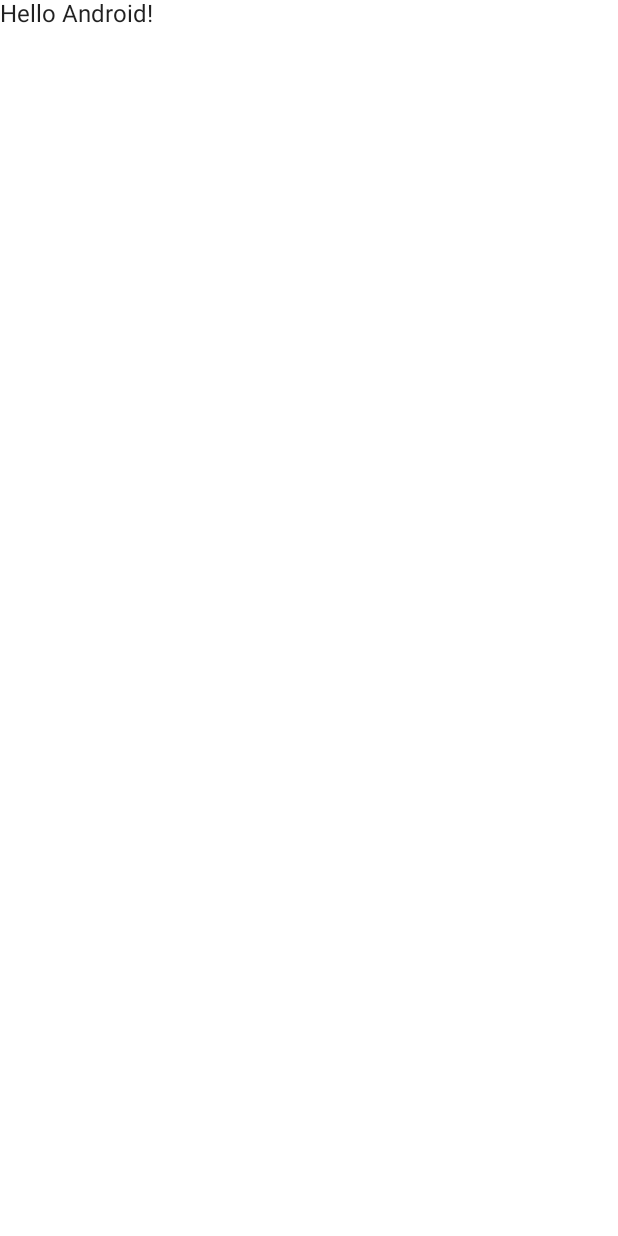
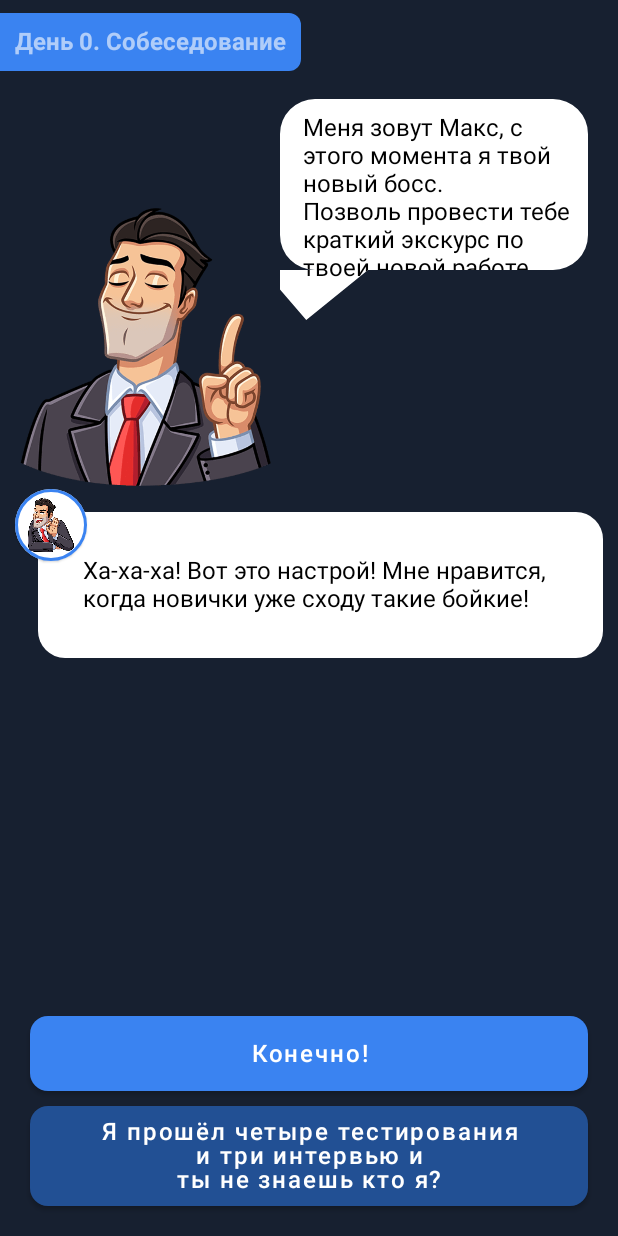
Before and after one commit to mikairyuu/VTB-MORE-TECH-3.0, an Android app built with Jetpack Compose: the screen it shows after launch (MainActivity), on a phone screen of 412 x 824 dp. Before the commit the screen is almost empty. Run offline under Robolectric (Android 15) with nearby library versions, the phone set to English and light mode, and no system bars; our stand-ins replace Dagger/Hilt's generated code.

Commit message:
Создал заготовки для сообщений

```diff
--- a/app/build.gradle.kts
+++ b/app/build.gradle.kts
@@ -1,6 +1,8 @@
 plugins {
     id("com.android.application")
     id("org.jetbrains.kotlin.android")
+    id("kotlin-kapt")
+    id("dagger.hilt.android.plugin")
 }
 
 android {
@@ -58,5 +60,9 @@
     implementation(libs.compose.ui.preview)
     implementation(libs.compose.activity)
 
+    implementation(libs.hilt.android)
+    implementation(libs.hilt.navigation)
+    kapt(libs.hilt.compiler)
+
     debugImplementation(libs.compose.ui.tooling)
 }
--- a/app/src/main/AndroidManifest.xml
+++ b/app/src/main/AndroidManifest.xml
@@ -3,6 +3,7 @@
     package="ru.vtb.moretech">
 
     <application
+        android:name=".App"
         android:allowBackup="true"
         android:icon="@mipmap/ic_launcher"
         android:label="@string/app_name"
--- /dev/null
+++ b/app/src/main/kotlin/ru/vtb/moretech/App.kt
@@ -0,0 +1,7 @@
+package ru.vtb.moretech
+
+import android.app.Application
+import dagger.hilt.android.HiltAndroidApp
+
+@HiltAndroidApp
+class App: Application()
--- a/app/src/main/kotlin/ru/vtb/moretech/MainActivity.kt
+++ b/app/src/main/kotlin/ru/vtb/moretech/MainActivity.kt
@@ -10,8 +10,11 @@
 import androidx.compose.runtime.Composable
 import androidx.compose.ui.Modifier
 import androidx.compose.ui.tooling.preview.Preview
+import dagger.hilt.android.AndroidEntryPoint
+import ru.vtb.moretech.screen.DayScreen
 import ru.vtb.moretech.ui.theme.LazyCloudTheme
 
+@AndroidEntryPoint
 class MainActivity : ComponentActivity() {
     override fun onCreate(savedInstanceState: Bundle?) {
         super.onCreate(savedInstanceState)
@@ -22,7 +25,8 @@
                     modifier = Modifier.fillMaxSize(),
                     color = MaterialTheme.colors.background
                 ) {
-                    Greeting("Android")
+//                    Greeting("Android")
+                    DayScreen()
                 }
             }
         }
--- /dev/null
+++ b/app/src/main/kotlin/ru/vtb/moretech/day/DayTopBar.kt
@@ -0,0 +1,36 @@
+package ru.vtb.moretech.day
+
+import androidx.compose.foundation.background
+import androidx.compose.foundation.layout.Box
+import androidx.compose.foundation.layout.PaddingValues
+import androidx.compose.foundation.layout.padding
+import androidx.compose.foundation.shape.RoundedCornerShape
+import androidx.compose.material.MaterialTheme
+import androidx.compose.material.Text
+import androidx.compose.material.TopAppBar
+import androidx.compose.runtime.Composable
+import androidx.compose.ui.Modifier
+import androidx.compose.ui.draw.clip
+import androidx.compose.ui.graphics.Color
+import androidx.compose.ui.text.font.FontWeight
+import androidx.compose.ui.unit.dp
+
+@Composable
+fun DayTopBar(text: String) {
+    TopAppBar(
+        contentPadding = PaddingValues(0.dp),
+        elevation = 0.dp,
+        backgroundColor = MaterialTheme.colors.background
+    ) {
+        Box(
+            modifier = Modifier
+                .clip(
+                    RoundedCornerShape(0.dp, 8.dp, 8.dp, 0.dp)
+                )
+                .background(Color(0xFF3A83F1))
+                .padding(10.dp)
+        ) {
+            Text(text = text, fontWeight = FontWeight.Bold)
+        }
+    }
+}
--- /dev/null
+++ b/app/src/main/kotlin/ru/vtb/moretech/screen/DayScreen.kt
@@ -0,0 +1,201 @@
+package ru.vtb.moretech.screen
+
+import androidx.annotation.DrawableRes
+import androidx.compose.foundation.BorderStroke
+import androidx.compose.foundation.Image
+import androidx.compose.foundation.background
+import androidx.compose.foundation.border
+import androidx.compose.foundation.layout.*
+import androidx.compose.foundation.lazy.LazyColumn
+import androidx.compose.foundation.shape.CircleShape
+import androidx.compose.foundation.shape.RoundedCornerShape
+import androidx.compose.material.*
+import androidx.compose.runtime.Composable
+import androidx.compose.ui.Alignment
+import androidx.compose.ui.Modifier
+import androidx.compose.ui.draw.clip
+import androidx.compose.ui.graphics.Color
+import androidx.compose.ui.platform.LocalContext
+import androidx.compose.ui.res.painterResource
+import androidx.compose.ui.res.stringResource
+import androidx.compose.ui.text.style.TextAlign
+import androidx.compose.ui.unit.dp
+import androidx.compose.ui.unit.sp
+import ru.vtb.moretech.R
+import ru.vtb.moretech.day.DayTopBar
+import ru.vtb.moretech.ui.theme.Message
+import androidx.lifecycle.viewmodel.compose.viewModel
+
+@Composable
+fun DayScreen(viewModel: DayViewModel = viewModel()) {
+
+
+    Scaffold(topBar = {
+        DayTopBar(text = stringResource(R.string.day_title_0))
+    }) {
+
+        Box(modifier = Modifier.fillMaxSize()) {
+            LazyColumn(modifier = Modifier) {
+                item {
+                    Header(R.drawable.sticker_1_copy) {
+                        Text(
+                            text = dynamicRes(),
+                            color = Color.Black
+                        )
+                    }
+                }
+                item {
+                    SubHeader(R.drawable.sticker_9) {
+                        Column(horizontalAlignment = Alignment.CenterHorizontally) {
+                            Text(
+                                text = stringResource(R.string.message_title_0_2),
+                                color = Color.Black
+                            )
+                        }
+                    }
+                }
+
+            }
+            Column(
+                verticalArrangement = Arrangement.spacedBy(10.dp),
+                modifier = Modifier
+                    .align(Alignment.BottomCenter)
+                    .padding(bottom = 20.dp)
+            ) {
+                AnswerButton(stringResource(R.string.answer_0_0_1), Color(0xFF3A83F1)) {
+                    viewModel.onClick(0)
+                }
+                AnswerButton(stringResource(R.string.answer_0_0_2), Color(0xFF225094)) {
+                    viewModel.onClick(1)
+                }
+            }
+
+        }
+
+
+    }
+
+}
+
+
+@Composable
+fun Header(@DrawableRes icon: Int, content: @Composable () -> Unit) {
+
+    Box(modifier = Modifier.fillMaxWidth()) {
+        Image(
+            painter = painterResource(id = icon),
+            contentDescription = null,
+            modifier = Modifier
+                .align(Alignment.BottomStart)
+                .padding(start = 10.dp, top = 80.dp)
+                .size(190.dp, 190.dp)
+        )
+
+        MessageItem(
+            modifier = Modifier
+                .align(Alignment.TopEnd)
+                .padding(end = 20.dp, top = 10.dp)
+        ) {
+            content()
+        }
+    }
+
+}
+
+@Composable
+fun MessageItem(modifier: Modifier, content: @Composable () -> Unit) {
+    Column(modifier) {
+        Box(
+            modifier = Modifier
+                .clip(Message())
+                .background(Color.White)
+                .padding(bottom = 25.dp, top = 10.dp, start = 15.dp, end = 10.dp)
+                .wrapContentSize()
+        ) {
+            Column(
+                modifier = Modifier.width(180.dp),
+                horizontalAlignment = Alignment.CenterHorizontally
+            ) {
+                content()
+            }
+
+        }
+
+    }
+}
+
+@Composable
+fun AnswerButton(text: String, color: Color, onClick: () -> Unit) {
+    Button(
+        onClick = { onClick() },
+        shape = RoundedCornerShape(12.dp),
+        modifier = Modifier
+            .fillMaxWidth()
+            .heightIn(min = 50.dp)
+            .padding(start = 20.dp, end = 20.dp),
+        colors = ButtonDefaults.buttonColors(
+            backgroundColor = color
+        )
+    ) {
+        Text(
+            text = text,
+            fontSize = 16.sp,
+            textAlign = TextAlign.Center
+        )
+
+    }
+}
+
+@Composable
+fun SubHeader(@DrawableRes icon: Int, content: @Composable () -> Unit) {
+
+    Box(
+        modifier = Modifier
+            .fillMaxWidth()
+            .padding(start = 10.dp, end = 10.dp)
+    ) {
+
+        Column(
+            modifier = Modifier
+                .align(Alignment.BottomEnd)
+                .padding(start = 15.dp, top = 15.dp)
+                .clip(RoundedCornerShape(18.dp))
+                .fillMaxWidth()
+                .background(Color.White)
+                .padding(30.dp),
+            horizontalAlignment = Alignment.CenterHorizontally,
+            verticalArrangement = Arrangement.Center
+        ) {
+            content()
+        }
+        Card(
+            modifier = Modifier
+                .align(Alignment.TopStart)
+                .border(
+                    border = BorderStroke(2.dp, Color(0xFF3A83F1)),
+                    shape = CircleShape
+                ),
+            shape = CircleShape,
+            backgroundColor = Color.White
+        ) {
+            Image(
+                painter = painterResource(id = icon),
+                contentDescription = null,
+                modifier = Modifier
+                    .size(48.dp, 48.dp)
+                    .padding(5.dp)
+            )
+        }
+    }
+}
+
+@Composable
+fun dynamicRes(): String {
+    val content = LocalContext.current
+
+    val i = 0
+    val j = 2
+    val id = content.resources.getIdentifier("day_header_${i}_${j}", "string", "ru.vtb.moretech")
+    return stringResource(id)
+
+}
--- /dev/null
+++ b/app/src/main/kotlin/ru/vtb/moretech/screen/DayViewModel.kt
@@ -0,0 +1,27 @@
+package ru.vtb.moretech.screen
+
+import android.util.Log
+import androidx.lifecycle.ViewModel
+import dagger.hilt.android.lifecycle.HiltViewModel
+import kotlinx.coroutines.flow.MutableStateFlow
+import javax.inject.Inject
+
+const val TAG = "TESTING"
+
+@HiltViewModel
+class DayViewModel @Inject constructor(): ViewModel() {
+
+    val dayState = MutableStateFlow(0)
+    val headerState = MutableStateFlow(0)
+    val message = MutableStateFlow(0)
+    val answer = MutableStateFlow(0)
+
+    init {
+
+    }
+
+    fun onClick(item: Int) {
+        Log.d(TAG, item.toString())
+    }
+
+}
--- a/app/src/main/kotlin/ru/vtb/moretech/ui/theme/Shape.kt
+++ b/app/src/main/kotlin/ru/vtb/moretech/ui/theme/Shape.kt
@@ -2,6 +2,13 @@
 
 import androidx.compose.foundation.shape.RoundedCornerShape
 import androidx.compose.material.Shapes
+import androidx.compose.ui.geometry.Rect
+import androidx.compose.ui.geometry.Size
+import androidx.compose.ui.graphics.Outline
+import androidx.compose.ui.graphics.Path
+import androidx.compose.ui.graphics.Shape
+import androidx.compose.ui.unit.Density
+import androidx.compose.ui.unit.LayoutDirection
 import androidx.compose.ui.unit.dp
 
 val Shapes = Shapes(
@@ -9,3 +16,76 @@
     medium = RoundedCornerShape(4.dp),
     large = RoundedCornerShape(0.dp)
 )
+
+class Message() : Shape {
+    override fun createOutline(
+        size: Size,
+        layoutDirection: LayoutDirection,
+        density: Density
+    ): Outline {
+        return Outline.Generic(path = drawMessage(size))
+    }
+
+}
+
+fun drawMessage(size: Size): Path {
+
+    val cornerRadius: Float = 50f*7/5f
+
+    return Path().apply {
+        arcTo(
+            rect = Rect(
+                left = 0f,
+                top = 0f,
+                right = cornerRadius,
+                bottom = cornerRadius
+            ),
+            startAngleDegrees = 180.0f,
+            sweepAngleDegrees = 90f,
+            forceMoveTo = false
+        )
+        lineTo(size.width - cornerRadius, 0f)
+        // Top right arc
+        arcTo(
+            rect = Rect(
+                left = size.width - cornerRadius,
+                top = 0f,
+                right = size.width,
+                bottom = cornerRadius
+            ),
+            startAngleDegrees = -90.0f,
+            sweepAngleDegrees = 90.0f,
+            forceMoveTo = false
+        )
+        lineTo(x = size.width, y = size.height - cornerRadius - 50f)
+        // Bottom right arc
+        arcTo(
+            rect = Rect(
+                left = size.width - cornerRadius,
+                top = size.height - cornerRadius- 50f,
+                right = size.width,
+                bottom = size.height- 50f
+            ),
+            startAngleDegrees = 0.0f,
+            sweepAngleDegrees = 90.0f,
+            forceMoveTo = false
+        )
+        lineTo(x = size.width/3.5f, y = size.height-50f)
+        lineTo(x = size.width/3.2f - cornerRadius, size.height)
+        lineTo(x = size.width/2.5f - cornerRadius*2, size.height-50f)
+        // Bottom left arc
+        arcTo(
+            rect = Rect(
+                left = 0f,
+                top = size.height- 50f - cornerRadius,
+                right = cornerRadius,
+                bottom = size.height- 50f
+            ),
+            startAngleDegrees = 90.0f,
+            sweepAngleDegrees = 90.0f,
+            forceMoveTo = false
+        )
+        lineTo(x = 0f, y = cornerRadius)
+        close()
+    }
+}
--- a/app/src/main/kotlin/ru/vtb/moretech/ui/theme/Theme.kt
+++ b/app/src/main/kotlin/ru/vtb/moretech/ui/theme/Theme.kt
@@ -5,11 +5,13 @@
 import androidx.compose.material.darkColors
 import androidx.compose.material.lightColors
 import androidx.compose.runtime.Composable
+import androidx.compose.ui.graphics.Color
 
 private val DarkColorPalette = darkColors(
     primary = Purple200,
     primaryVariant = Purple700,
-    secondary = Teal200
+    secondary = Teal200,
+    background = Color(0xFF172030)
 )
 
 private val LightColorPalette = lightColors(
@@ -29,11 +31,11 @@
 
 @Composable
 fun LazyCloudTheme(darkTheme: Boolean = isSystemInDarkTheme(), content: @Composable () -> Unit) {
-    val colors = if (darkTheme) {
+    val colors = //if (darkTheme) {
         DarkColorPalette
-    } else {
-        LightColorPalette
-    }
+//    } else {
+//        LightColorPalette
+//    }
 
     MaterialTheme(
         colors = colors,
--- a/app/src/main/res/values/strings.xml
+++ b/app/src/main/res/values/strings.xml
@@ -1,3 +1,29 @@
 <resources>
     <string name="app_name">Финансовый наставник</string>
+
+    <string name="day_title_0">День 0. Собеседование</string>
+
+    <string name="day_header_0_1">Привет! Ты мой новый аналитик инвестиций, верно?</string>
+    <string name="day_header_0_2">Меня зовут Макс, с этого момента я твой новый босс.\nПозволь провести тебе краткий экскурс по твоей новой работе.</string>
+
+    <string name="answer_0_0_1">Конечно!</string>
+    <string name="answer_0_0_2">Я прошёл четыре тестирования\nи три интервью и\nты не знаешь кто я?</string>
+
+    <string name="answer_0_1_1">Конечно!</string>
+    <string name="answer_0_2_1">Круто!</string>
+
+    <string name="answer_0_3_1">Согласиться</string>
+    <string name="answer_0_3_2">Нервно сглотнуть</string>
+
+    <string name="message_title_0_1">В нашей компании есть 3 принципа</string>
+    <string-array name="message_item_0_1">
+        <item>Инвестиции это страшно интересно</item>
+        <item>С любой суммы можно получать прибыль</item>
+        <item>Больше знаешь - больше зарабатываешь</item>
+    </string-array>
+
+    <string name="message_title_0_2">Ха-ха-ха! Вот это настрой! Мне нравится, когда новички уже сходу такие бойкие!</string>
+
+    <string name="message_title_0_3">Вот только видишь ли...\nТут такое дело...\nХоть ты и сказал раньше, что тебе ОЧЕНЬ нужна эта работа, я не могу позволить тебе консультировать других людей по таким важным вопросам как деньги, без какой-либо проверки ТВОИХ знаний, согласен?</string>
+
 </resources>
--- a/app/src/main/res/values/themes.xml
+++ b/app/src/main/res/values/themes.xml
@@ -2,6 +2,6 @@
 <resources>
 
     <style name="Theme.LazyCloud" parent="android:Theme.Material.Light.NoActionBar">
-        <item name="android:statusBarColor">@color/purple_700</item>
+        <item name="android:statusBarColor">#FF172030</item>
     </style>
 </resources>
--- a/build.gradle.kts
+++ b/build.gradle.kts
@@ -7,6 +7,7 @@
     dependencies {
         classpath(libs.android.gradle.core)
         classpath(libs.kotlin.gradle.core)
+        classpath(libs.hilt.gradle.core)
     }
 }
 
```
Also changed, not shown: app/src/main/res/drawable/image_7.png (added), app/src/main/res/drawable/sticker_1.png (added), app/src/main/res/drawable/sticker_1_copy.png (added), app/src/main/res/drawable/sticker_9.png (added), 1 other file.
